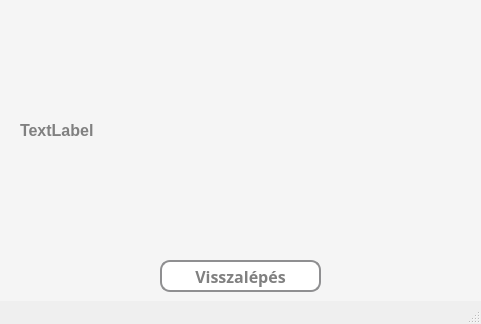
Qt form src/main/resources/ui/default/defaultAboutWindow.ui (pkristof1999/Szakdolgozat) before a commit.
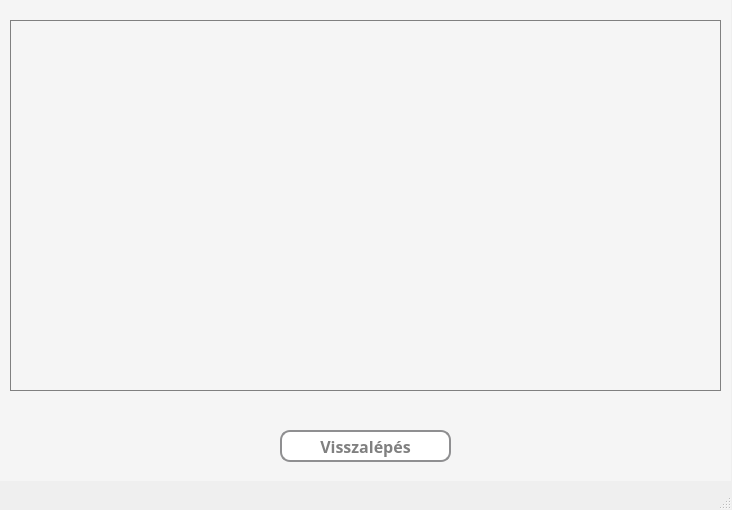
The same form after that commit.

Commit message: Névjegyek oldal formázása

The edit to the form file:
```diff
--- a/src/main/resources/ui/default/defaultAboutWindow.ui
+++ b/src/main/resources/ui/default/defaultAboutWindow.ui
@@ -6,8 +6,8 @@
    <rect>
     <x>0</x>
     <y>0</y>
-    <width>481</width>
-    <height>324</height>
+    <width>732</width>
+    <height>510</height>
    </rect>
   </property>
   <property name="windowTitle">
@@ -19,8 +19,8 @@
      <rect>
       <x>0</x>
       <y>0</y>
-      <width>481</width>
-      <height>301</height>
+      <width>731</width>
+      <height>481</height>
      </rect>
     </property>
     <property name="styleSheet">
@@ -33,9 +33,9 @@
     <widget class="QPushButton" name="backButton">
      <property name="geometry">
       <rect>
-       <x>160</x>
-       <y>260</y>
-       <width>161</width>
+       <x>280</x>
+       <y>430</y>
+       <width>171</width>
        <height>32</height>
       </rect>
      </property>
@@ -63,23 +63,49 @@
       <string>Visszalépés</string>
      </property>
     </widget>
-    <widget class="QLabel" name="label">
+    <widget class="QTextBrowser" name="contentBrowser">
      <property name="geometry">
       <rect>
-       <x>20</x>
+       <x>10</x>
        <y>20</y>
-       <width>441</width>
-       <height>221</height>
+       <width>711</width>
+       <height>371</height>
       </rect>
      </property>
      <property name="styleSheet">
       <string notr="true">* {
+	border: 1px solid grey;
 	font-size: 12pt;
 	color: grey;
+}
+QScrollBar:vertical {
+	border: none;
+	background: #e6e6e6;
+	width: 12px;
+	margin: 0px 0px 0px 0px;
+}
+QScrollBar::handle:vertical {
+	background-color: #cccccc;
+	min-height: 0px;
+}
+QScrollBar::add-line:vertical {
+	background: none;
+}
+QScrollBar::sub-line:vertical {
+	background: none;
+}
+QScrollBar::up-arrow:vertical, QScrollBar::down-arrow:vertical {
+	background: none;
+}
+QScrollBar::add-page:vertical, QScrollBar::sub-page:vertical {
+	background: none;
 }</string>
      </property>
-     <property name="text">
-      <string>TextLabel</string>
+     <property name="verticalScrollBarPolicy">
+      <enum>Qt::ScrollBarAsNeeded</enum>
+     </property>
+     <property name="horizontalScrollBarPolicy">
+      <enum>Qt::ScrollBarAsNeeded</enum>
      </property>
     </widget>
    </widget>
```
The commit also changes 1 other file.
